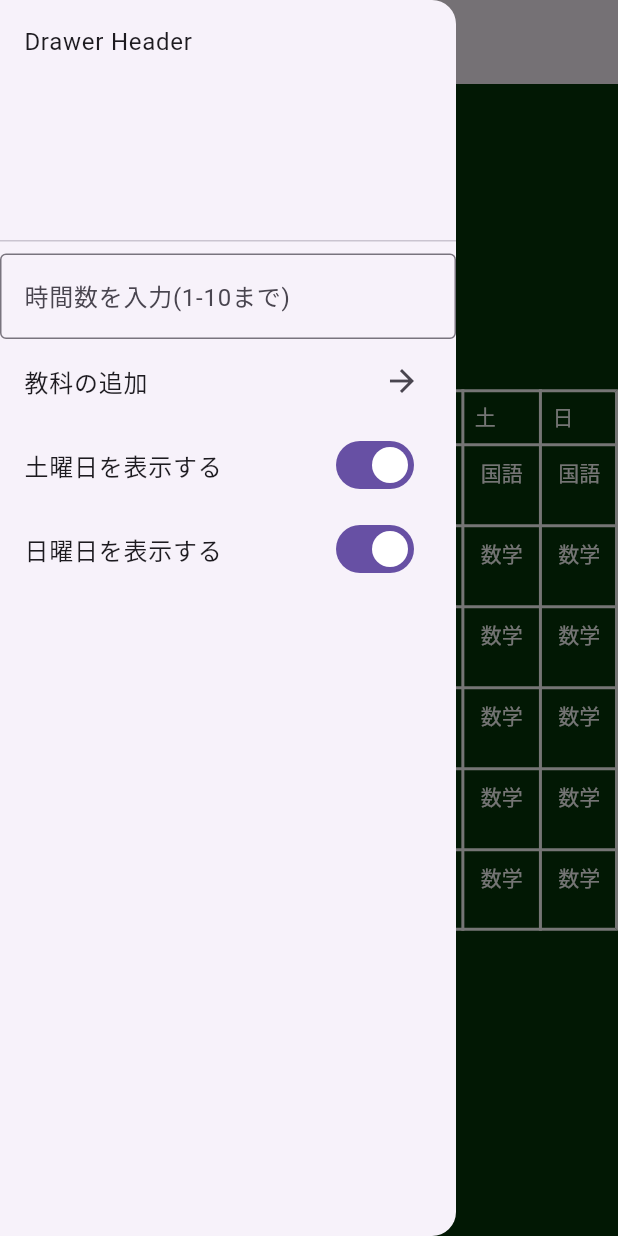
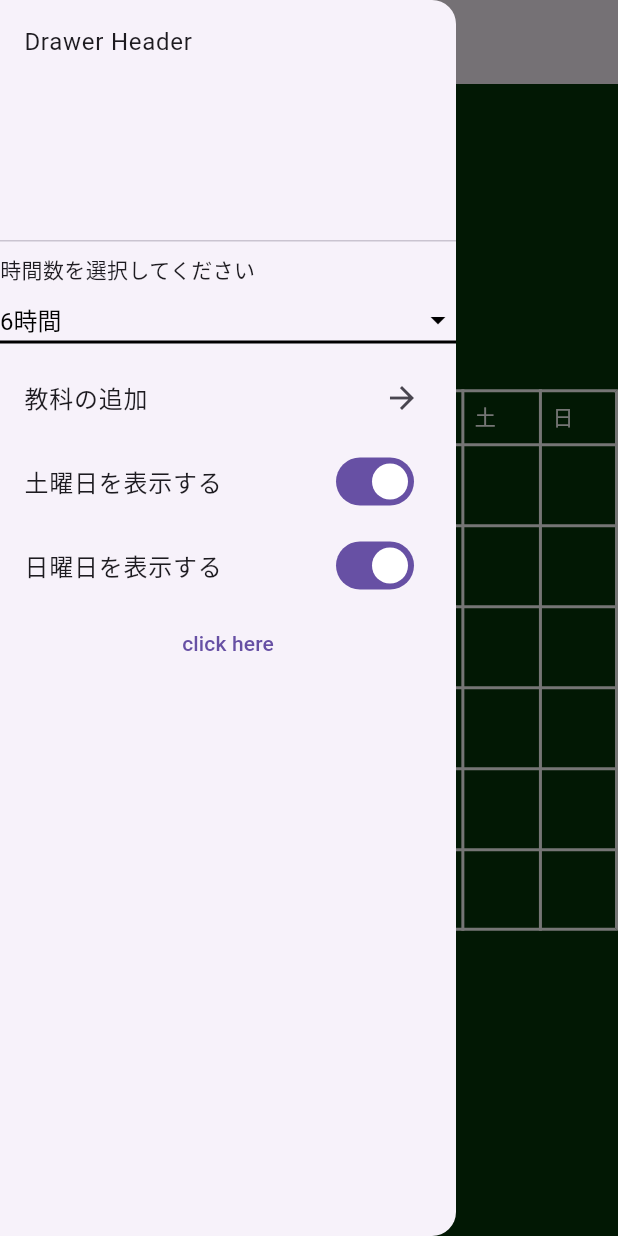
Before and after one commit to OMEGA-himajin/remind-dev, a Flutter app: the TimeTableScreen screen opened directly, with the side drawer open, on a phone screen of 412 x 824 dp. Run offline on Flutter 3.47's test engine with Material 3 defaults, Android fonts, the phone set to English and light mode, and no system bars; our stand-ins replace firebase_auth, firebase_core; accounts and stored records are empty.

Commit message:
時間割システムめっちゃがんばった

```diff
--- a/lib/main.dart
+++ b/lib/main.dart
@@ -33,7 +33,6 @@ class MyApp extends StatelessWidget {
     );
   }
 }
-
 class MyStatefulWidget extends StatefulWidget {
   const MyStatefulWidget({super.key});
 
--- a/lib/screens/timetable.dart
+++ b/lib/screens/timetable.dart
@@ -1,4 +1,7 @@
 import 'package:flutter/material.dart';
+import 'dart:convert';
+import 'dart:io';
+import 'package:path_provider/path_provider.dart';
 
 class TimeTableScreen extends StatefulWidget {
   const TimeTableScreen({Key? key}) : super(key: key);
@@ -8,16 +11,58 @@ class TimeTableScreen extends StatefulWidget {
 }
 
 class _TimeTableScreenState extends State<TimeTableScreen> {
-  bool _saturday = true;
-  bool _sunday = true;
+  late Map<String, dynamic> data;
+  bool _saturday = true; // 初期値を設定
+  bool _sunday = true; // 初期値を設定
   int times = 6;
-  List<String> mon = ['国語', '数学', '数学', '数学', '数学', '数学', '', '', '', ''];
-  List<String> tue = ['国語', '数学', '数学', '数学', '数学', '数学', '', '', '', ''];
-  List<String> wed = ['国語', '数学', '数学', '数学', '数学', '数学', '', '', '', ''];
-  List<String> thu = ['国語', '数学', '数学', '数学', '数学', '数学', '', '', '', ''];
-  List<String> fri = ['国語', '数学', '数学', '数学', '数学', '数学', '', '', '', ''];
-  List<String> sat = ['国語', '数学', '数学', '数学', '数学', '数学', '', '', '', ''];
-  List<String> sun = ['国語', '数学', '数学', '数学', '数学', '数学', '', '', '', ''];
+
+  List<String> mon = ['hoge', '', '', '', '', '', '', '', '', ''];
+  List<String> tue = ['', '', '', '', '', '', '', '', '', ''];
+  List<String> wed = ['', '', '', '', '', '', '', '', '', ''];
+  List<String> thu = ['', '', '', '', '', '', '', '', '', ''];
+  List<String> fri = ['', '', '', '', '', '', '', '', '', ''];
+  List<String> sat = ['', '', '', '', '', '', '', '', '', ''];
+  List<String> sun = ['', '', '', '', '', '', '', '', '', ''];
+
+  late Map<String, dynamic> week;
+
+  @override
+  void initState() {
+    super.initState();
+    _loadJsonData();
+  }
+
+  Future<void> _loadJsonData() async {
+    // JSONファイルのパス
+    final directory = await getApplicationDocumentsDirectory();
+    String jsonFilePath = '${directory.path}/timetable.json';
+
+    try {
+      // JSONファイルを読み込む
+      String jsonString = await File(jsonFilePath).readAsString();
+
+      // JSON文字列をMapオブジェクトに変換
+      Map<String, dynamic> jsonData = jsonDecode(jsonString);
+
+      // フィールドにデータをセット
+      setState(() {
+        data = jsonData;
+        times = data['times'];
+        _saturday = data['enable_sat'] ?? true; // デフォルト値を設定
+        _sunday = data['enable_sun'] ?? true; // デフォルト値を設定
+        mon = List<String>.from(data['mon']); // データのコピー
+        tue = List<String>.from(data['tue']);
+        wed = List<String>.from(data['wed']);
+        thu = List<String>.from(data['thu']);
+        fri = List<String>.from(data['fri']);
+        sat = List<String>.from(data['sat']);
+        sun = List<String>.from(data['sun']);
+      });
+    } catch (e) {
+      // エラーハンドリング
+      print('JSONファイルの読み込みエラー: $e');
+    }
+  }
 
   @override
   Widget build(BuildContext context) {
@@ -27,32 +72,47 @@ class _TimeTableScreenState extends State<TimeTableScreen> {
       ),
       drawer: Drawer(
         elevation: 0,
-        child: Container(
         child: ListView(
           children: <Widget>[
-              DrawerHeader(
-                child: const Text('Drawer Header'),
+            const DrawerHeader(
+              child: Text('Drawer Header'),
             ),
-              TextField(
+            const Text('時間数を選択してください'),
+            DropdownButton<int>(
+              value: times,
               onChanged: (value) {
-                  // 入力が数字のみかチェック
-                  if (RegExp(r'^[0-9]+$').hasMatch(value)) {
-                    if(int.parse(value)<=10&&int.parse(value)>=1){
-                    // 数字の場合、"times"変数に格納
                 setState(() {
-                      times = int.parse(value);
-                    });}
-                  }
+                  times = value!;
+                });
               },
-                keyboardType: TextInputType.number, // 数字のみを入力可能にする
-                decoration: InputDecoration(
-                  border: OutlineInputBorder(), // 四角形の箱
-                  hintText: '時間数を入力(1-10まで)', // 入力フィールドのプレースホルダーテキスト
+              items: List.generate(
+                10,
+                (index) => DropdownMenuItem<int>(
+                  value: index + 1,
+                  child: Text(
+                    '${index + 1}時間',
+                    style: const TextStyle(fontSize: 16), // テキストの大きさを指定
                   ),
                 ),
-              ListTile(
-                title: const Text("教科の追加"),
-                trailing: const Icon(Icons.arrow_forward),
+              ),
+              isExpanded: true,
+              underline: Container(
+                height: 2,
+                color: Colors.black,
+              ),
+              dropdownColor: Colors.white,
+              style: const TextStyle(color: Colors.black),
+              icon: const Icon(Icons.arrow_drop_down, color: Colors.black),
+              elevation: 16,
+              hint: const Text(
+                '時間数を選択してください',
+                style: TextStyle(
+                    fontSize: 16, color: Colors.black), // ヒントのテキストの大きさを指定
+              ),
+            ),
+            const ListTile(
+              title: Text("教科の追加"),
+              trailing: Icon(Icons.arrow_forward),
             ),
             SwitchListTile(
               title: const Text('土曜日を表示する'),
@@ -72,8 +132,16 @@ class _TimeTableScreenState extends State<TimeTableScreen> {
                 });
               },
             ),
+            TextButton(
+              onPressed: () async {
+                _makejson();
+                String json = jsonEncode(week);
+                await _saveJsonToFile(json);
+                print(json);
+              },
+              child: const Text('click here'),
+            ),
           ],
-          ),
         ),
       ),
       backgroundColor:
@@ -86,52 +154,41 @@ class _TimeTableScreenState extends State<TimeTableScreen> {
             defaultColumnWidth: const FlexColumnWidth(),
             columnWidths: const {0: FixedColumnWidth(50.0)},
             children: [
-              // ヘッダー行を動的に作成
               TableRow(
                 children: [
-                  Padding(
-                    padding: const EdgeInsets.all(8.0),
+                  const Padding(
+                    padding: EdgeInsets.all(8.0),
                     child: Text(' '),
                   ),
-                  Padding(
-                    padding: const EdgeInsets.all(8.0),
+                  const Padding(
+                    padding: EdgeInsets.all(8.0),
                     child: Text('月'),
                   ),
-                  Padding(
-                    padding: const EdgeInsets.all(8.0),
+                  const Padding(
+                    padding: EdgeInsets.all(8.0),
                     child: Text('火'),
                   ),
-                  Padding(
-                    padding: const EdgeInsets.all(8.0),
+                  const Padding(
+                    padding: EdgeInsets.all(8.0),
                     child: Text('水'),
                   ),
-                  Padding(
-                    padding: const EdgeInsets.all(8.0),
+                  const Padding(
+                    padding: EdgeInsets.all(8.0),
                     child: Text('木'),
                   ),
-                  Padding(
-                    padding: const EdgeInsets.all(8.0),
+                  const Padding(
+                    padding: EdgeInsets.all(8.0),
                     child: Text('金'),
                   ),
                   if (_saturday)
-                    Padding(
-                      padding: const EdgeInsets.all(8.0),
-                      child: GestureDetector(
-                        onTap: () {
-                          _showInputDialog(context);
-                        },
+                    const Padding(
+                      padding: EdgeInsets.all(8.0),
                       child: Text('土'),
                     ),
-                    ),
                   if (_sunday)
-                    Padding(
-                      padding: const EdgeInsets.all(8.0),
-                      child: GestureDetector(
-                        onTap: () {
-                          _showInputDialog(context);
-                        },
+                    const Padding(
+                      padding: EdgeInsets.all(8.0),
                       child: Text('日'),
-                      ),
                     ),
                 ],
               ),
@@ -146,46 +203,13 @@ class _TimeTableScreenState extends State<TimeTableScreen> {
                         child: Center(child: Text('$i')),
                       ),
                     ),
-                    Padding(
-                      padding: const EdgeInsets.all(8.0),
-                      child: Center(child: Text(mon[i-1])),
-                    ),
-                    Padding(
-                      padding: const EdgeInsets.all(8.0),
-                      child: Center(child: Text(tue[i-1])),
-                    ),
-                    Padding(
-                      padding: const EdgeInsets.all(8.0),
-                      child: Center(child: Text(wed[i-1])),
-                    ),
-                    Padding(
-                      padding: const EdgeInsets.all(8.0),
-                      child: Center(child: Text(thu[i-1])),
-                    ),
-                    Padding(
-                      padding: const EdgeInsets.all(8.0),
-                      child: Center(child: Text(fri[i-1])),
-                    ),
-                    if (_saturday)
-                      Padding(
-                        padding: const EdgeInsets.all(8.0),
-                        child: GestureDetector(
-                          onTap: () {
-                            _showInputDialog(context);
-                          },
-                          child: Center(child: Text(sat[i-1])),
-                        ),
-                      ),
-                    if (_sunday)
-                      Padding(
-                        padding: const EdgeInsets.all(8.0),
-                        child: GestureDetector(
-                          onTap: () {
-                            _showInputDialog(context);
-                          },
-                          child: Center(child: Text(sun[i-1])),
-                        ),
-                      ),
+                    _buildTableCell(context, 'mon', mon, i),
+                    _buildTableCell(context, 'tue', tue, i),
+                    _buildTableCell(context, 'wed', wed, i),
+                    _buildTableCell(context, 'thu', thu, i),
+                    _buildTableCell(context, 'fri', fri, i),
+                    if (_saturday) _buildTableCell(context, 'sat', sat, i),
+                    if (_sunday) _buildTableCell(context, 'sun', sun, i),
                   ],
                 ),
             ],
@@ -195,26 +219,95 @@ class _TimeTableScreenState extends State<TimeTableScreen> {
     );
   }
 
-  void _showInputDialog(BuildContext context) {
-    showDialog(
+  Widget _buildTableCell(BuildContext context, String day, List<String> list, int i) {
+    return GestureDetector(
+      onTap: () {
+        _showInputDialog(context, day, i - 1);
+      },
+      child: Container(
+        height: 50, // 固定の高さを設定
+        color: Colors.transparent, // 背景色を透明に設定
+        alignment: Alignment.center,
+        child: Text(
+          list[i - 1],
+          textAlign: TextAlign.center,
+          style: const TextStyle(color: Colors.white),
+        ),
+      ),
+    );
+  }
+
+  void _makejson() {
+    week = {
+      "times": times,
+      "enable_sat": _saturday,
+      "enable_sun": _sunday,
+      "mon": mon,
+      "tue": tue,
+      "wed": wed,
+      "thu": thu,
+      "fri": fri,
+      "sat": sat,
+      "sun": sun,
+    };
+  }
+
+  Future<void> _saveJsonToFile(String jsonString) async {
+    final directory = await getApplicationDocumentsDirectory();
+    final file = File('${directory.path}/timetable.json');
+    await file.writeAsString(jsonString);
+  }
+
+  Future<void> _showInputDialog(
+      BuildContext context, String day, int index) async {
+    TextEditingController textEditingController = TextEditingController();
+
+    await showDialog<String>(
       context: context,
       builder: (BuildContext context) {
         return AlertDialog(
-          title: const Text('値を入力'),
+          title: const Text('教科を入力してください'),
           content: TextField(
-            onChanged: (value) {
-            },
-            decoration: const InputDecoration(
-              hintText: '値を入力してください',
-            ),
+            controller: textEditingController,
+            decoration: const InputDecoration(hintText: "教科名"),
           ),
           actions: <Widget>[
             TextButton(
+              child: const Text('キャンセル'),
               onPressed: () {
                 Navigator.of(context).pop();
-                setState(() {}); // 表示を更新するためにsetStateを呼び出す
               },
-              child: const Text('OK'),
+            ),
+            TextButton(
+              child: const Text('保存'),
+              onPressed: () {
+                setState(() {
+                  switch (day) {
+                    case 'mon':
+                      mon[index] = textEditingController.text;
+                      break;
+                    case 'tue':
+                      tue[index] = textEditingController.text;
+                      break;
+                    case 'wed':
+                      wed[index] = textEditingController.text;
+                      break;
+                    case 'thu':
+                      thu[index] = textEditingController.text;
+                      break;
+                    case 'fri':
+                      fri[index] = textEditingController.text;
+                      break;
+                    case 'sat':
+                      sat[index] = textEditingController.text;
+                      break;
+                    case 'sun':
+                      sun[index] = textEditingController.text;
+                      break;
+                  }
+                });
+                Navigator.of(context).pop();
+              },
             ),
           ],
         );
@@ -222,9 +315,3 @@ class _TimeTableScreenState extends State<TimeTableScreen> {
     );
   }
 }
-
-void main() {
-  runApp(const MaterialApp(
-    home: TimeTableScreen(),
-  ));
-}
--- a/pubspec.yaml
+++ b/pubspec.yaml
@@ -8,9 +8,11 @@ environment:
 dependencies:
   flutter:
     sdk: flutter
+  path_provider: ^2.0.9
   firebase_core: ^3.0.0
   firebase_auth: ^5.0.0
   cupertino_icons: ^1.0.6
+  cloud_firestore: ^5.0.1
 
 dev_dependencies:
   flutter_test:
```
Also changed, not shown: firebase.json, lib/firebase_options.dart, pubspec.lock, 7 other files. Lines whose indentation alone changed are shown as unchanged.
